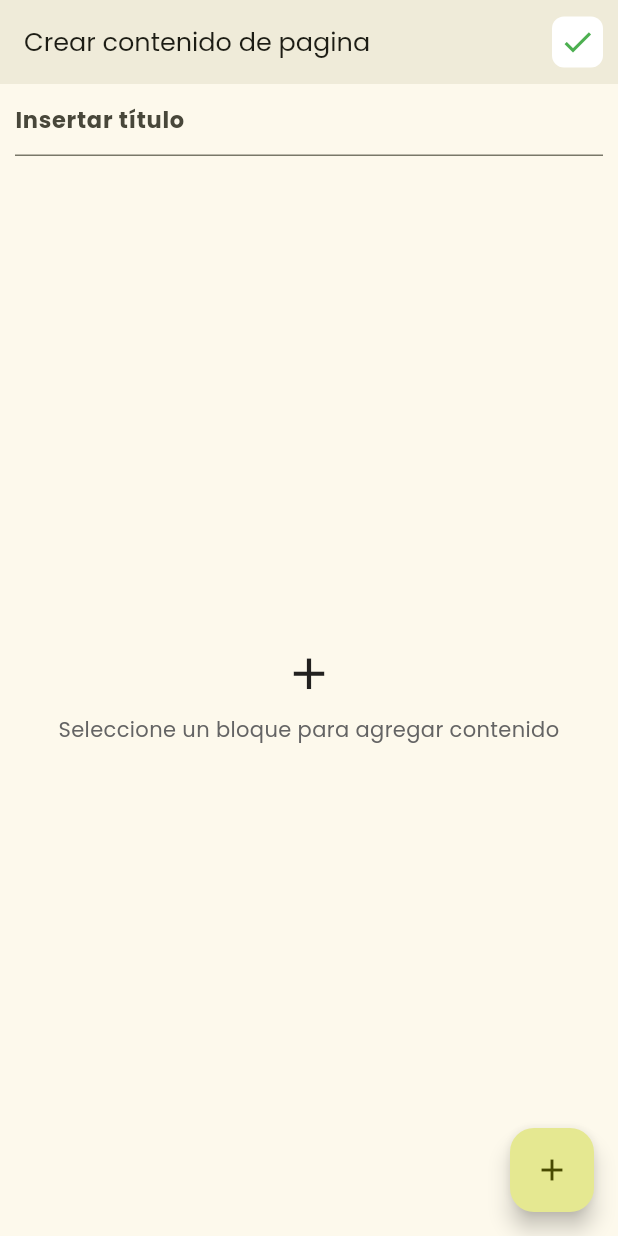
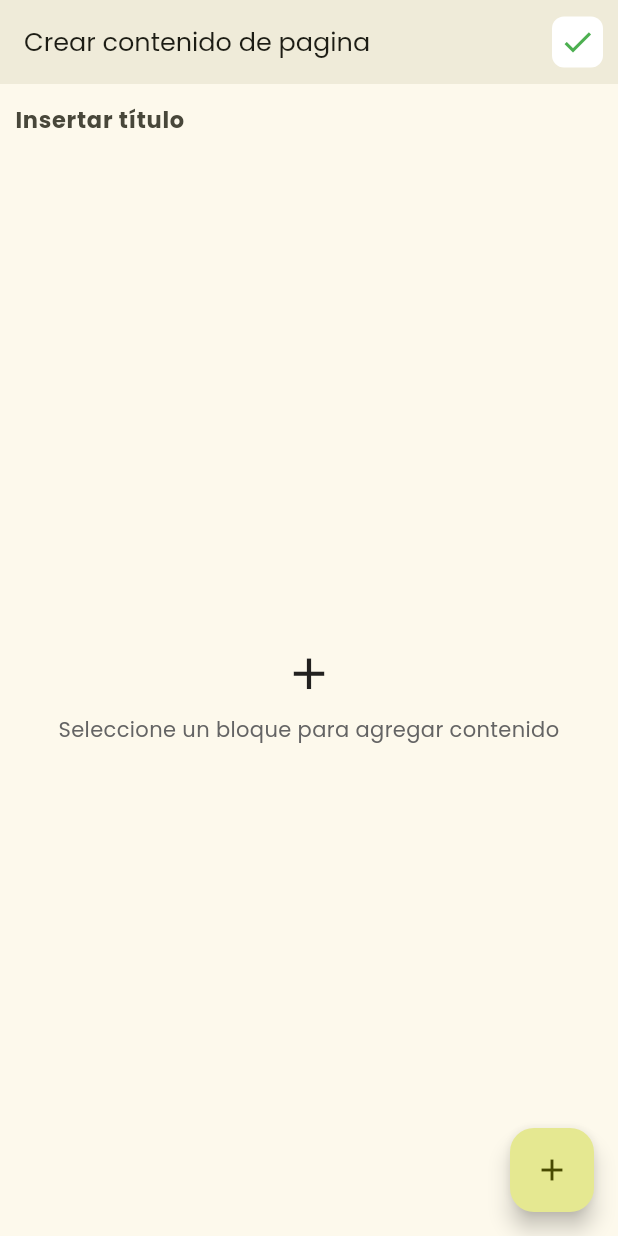
Before and after one commit to silverblade34/app_yachakuqta_yanapay, a Flutter app: the screen it shows after launch, on a phone screen of 412 x 824 dp. Run offline on Flutter 3.47's test engine with Material 3 defaults, Android fonts, the phone set to English and light mode, and no system bars; our stand-ins replace animated_text_kit, expansion_tile_card, flutter_easyloading, get, get_storage, image_picker.

Commit message:
se esta agregando el campo order al block_editor_model y se esta modelando el dialog para editar o elimnar bloque de imagen

```diff
--- a/lib/app/data/models/block_editor_model.dart
+++ b/lib/app/data/models/block_editor_model.dart
@@ -1,35 +1,15 @@
-// To parse this JSON data, do
-//
-//     final blockEditorModel = blockEditorModelFromJson(jsonString);
-
-import 'dart:convert';
-
-BlockEditorModel blockEditorModelFromJson(String str) => BlockEditorModel.fromJson(json.decode(str));
-
-String blockEditorModelToJson(BlockEditorModel data) => json.encode(data.toJson());
-
 class BlockEditorModel {
   String content;
   String type;
   Details details;
+  int order;
 
   BlockEditorModel({
     required this.content,
     required this.type,
     required this.details,
+    required this.order,
   });
-
-    factory BlockEditorModel.fromJson(Map<String, dynamic> json) => BlockEditorModel(
-        content: json["content"],
-        type: json["type"],
-        details: Details.fromJson(json["details"]),
-    );
-
-    Map<String, dynamic> toJson() => {
-        "content": content,
-        "type": type,
-        "details": details.toJson(),
-    };
 }
 
 class Details {
@@ -40,14 +20,4 @@ class Details {
     required this.height,
     required this.width,
   });
-
-    factory Details.fromJson(Map<String, dynamic> json) => Details(
-        height: json["height"],
-        width: json["width"],
-    );
-
-    Map<String, dynamic> toJson() => {
-        "height": height,
-        "width": width,
-    };
 }
--- a/lib/app/ui/pages/editor_test/editor_test_page.dart
+++ b/lib/app/ui/pages/editor_test/editor_test_page.dart
@@ -17,11 +17,11 @@ class EditorTestPage extends GetView<EditorTestController> {
         elevation: 4,
         actions: [
           Container(
-            margin: EdgeInsets.only(right: 10),
-            padding: EdgeInsets.all(5),
+            margin: const EdgeInsets.only(right: 10),
+            padding: const EdgeInsets.all(5),
             decoration: BoxDecoration(
                 color: WHITE, borderRadius: BorderRadius.circular(8)),
-            child: Icon(
+            child: const Icon(
               Icons.check,
               color: Colors.green,
             ),
@@ -36,11 +36,16 @@ class EditorTestPage extends GetView<EditorTestController> {
               controller: controller.titleBlockPage,
               decoration: const InputDecoration(
                 hintText: 'Insertar título',
+                border: InputBorder.none,
               ),
               style: const TextStyle(
                 fontWeight: FontWeight.w700,
                 fontSize: 15.0,
               ),
+              textAlign: TextAlign.justify,
+              maxLines:
+                  null, // Permite que el campo de texto se expanda dinámicamente
+              textInputAction: TextInputAction.newline,
             ),
           ),
           Expanded(
```
Also changed, not shown: lib/app/controllers/editor_test_controller.dart (+85 -28 lines). Lines whose indentation alone changed are shown as unchanged.
